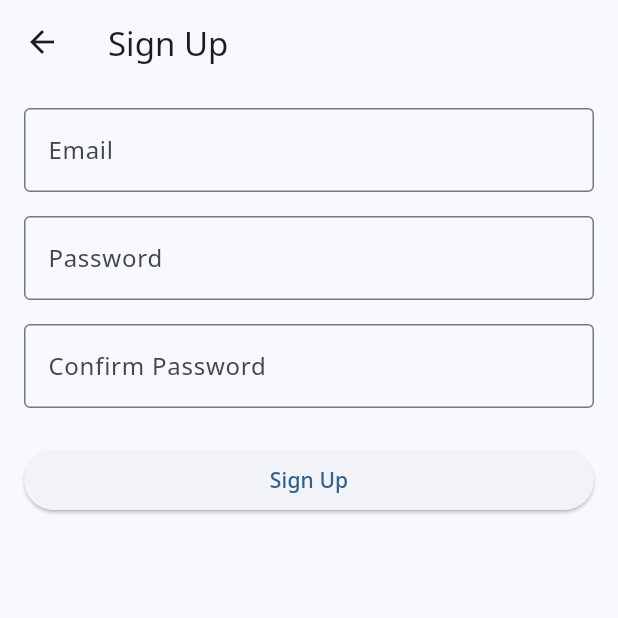
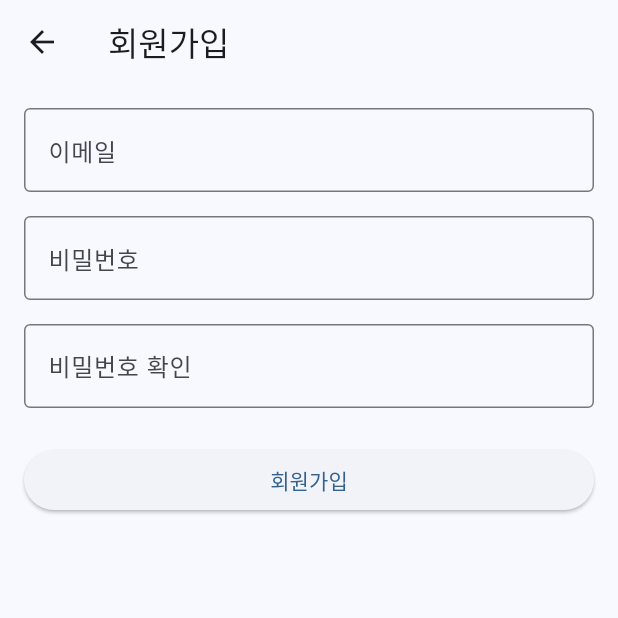
Before and after one commit to semi1204/--------------------, a Flutter app: the SignUpPage screen opened directly, on a phone screen of 412 x 824 dp, the top half of it. Run offline on Flutter 3.47's test engine with Material 3 defaults, Android fonts, the phone set to English and light mode, and no system bars; our stand-ins replace cached_network_image, cloud_firestore, dartz, firebase_auth, firebase_core, firebase_storage and 12 more; missing offline and left inert: any_animated_button, flutter_math_fork, markdown, markdown_widget; accounts and stored records are empty; statements that could not run were skipped.

Commit message:
회원가입, 로그아웃 구현함

```diff
--- a/lib/pages/login_page.dart
+++ b/lib/pages/login_page.dart
@@ -11,11 +11,12 @@ import 'package:firebase_auth/firebase_auth.dart';
 import 'dart:io' show Platform;
 import 'package:flutter_bloc/flutter_bloc.dart';
 import 'package:ionicons/ionicons.dart';
+import 'email_verification_page.dart';
 
 class LoginPage extends StatefulWidget {
   final bool isFromDrawer;
 
-  const LoginPage({Key? key, this.isFromDrawer = false}) : super(key: key);
+  const LoginPage({super.key, this.isFromDrawer = false});
 
   @override
   State<LoginPage> createState() => _LoginPageState();
@@ -65,9 +66,20 @@ class _LoginPageState extends State<LoginPage> {
         if (!mounted) return;
 
         if (user != null) {
-          Provider.of<UserProvider>(context, listen: false).setUser(user);
+          final userProvider =
+              Provider.of<UserProvider>(context, listen: false);
+          userProvider.setUser(user);
           logger.i('User ${user.email} signed in with email');
-          _navigateAfterLogin();
+
+          bool isVerified = await userProvider.isEmailVerified();
+          if (isVerified) {
+            _navigateAfterLogin();
+          } else {
+            Navigator.pushReplacement(
+              context,
+              MaterialPageRoute(builder: (context) => EmailVerificationPage()),
+            );
+          }
         }
       } on FirebaseAuthException catch (e) {
         _handleFirebaseAuthError(e);
@@ -125,15 +137,13 @@ class _LoginPageState extends State<LoginPage> {
   void _handleFirebaseAuthError(FirebaseAuthException e) {
     final logger = Provider.of<Logger>(context, listen: false);
     logger.e('Firebase Auth Error during sign in: ${e.code} - ${e.message}');
-    String errorMessage =
-        'An error occurred during sign in. Please try again later.';
+    String errorMessage = '해당 계정이 존재하지 않습니다. 이메일 또는 비밀번호를 확인해주세요.';
     switch (e.code) {
       case 'user-not-found':
-        errorMessage =
-            'No user found for that email. Please check your email or sign up.';
+        errorMessage = '해당 계정이 존재하지 않습니다. 이메일 또는 비밀번호를 확인해주세요.';
         break;
       case 'wrong-password':
-        errorMessage = 'Wrong password provided. Please try again.';
+        errorMessage = '비밀번호가 틀렸습니다. 다시 시도해주세요.';
         break;
     }
     _showErrorSnackBar(errorMessage);
@@ -142,7 +152,7 @@ class _LoginPageState extends State<LoginPage> {
   void _handleGenericError(dynamic e) {
     final logger = Provider.of<Logger>(context, listen: false);
     logger.e('Error during sign in: $e');
-    _showErrorSnackBar('An unexpected error occurred. Please try again later.');
+    _showErrorSnackBar('예기치 못한 오류가 발생했습니다. 다시 시도해주세요.');
   }
 
   void _showErrorSnackBar(String message) {
@@ -155,7 +165,7 @@ class _LoginPageState extends State<LoginPage> {
   Widget build(BuildContext context) {
     return Scaffold(
       appBar: AppBar(
-        title: const Text('Login'),
+        title: const Text('로그인'),
       ),
       body: BlocProvider(
         create: (context) => _loginButtonBloc,
@@ -193,14 +203,14 @@ class _LoginPageState extends State<LoginPage> {
     return TextFormField(
       controller: _emailController,
       decoration: InputDecoration(
-        labelText: 'Email',
+        labelText: '이메일',
         prefixIcon: const Icon(Icons.email),
         border: OutlineInputBorder(borderRadius: BorderRadius.circular(8)),
       ),
       keyboardType: TextInputType.emailAddress,
       validator: (value) {
         if (value == null || value.isEmpty) {
-          return 'Please enter your email';
+          return '이메일을 입력해주세요.';
         }
         return null;
       },
@@ -211,7 +221,7 @@ class _LoginPageState extends State<LoginPage> {
     return TextFormField(
       controller: _passwordController,
       decoration: InputDecoration(
-        labelText: 'Password',
+        labelText: '비밀번호',
         prefixIcon: const Icon(Icons.lock),
         suffixIcon: IconButton(
           icon: Icon(_isObscure ? Icons.visibility : Icons.visibility_off),
@@ -226,7 +236,7 @@ class _LoginPageState extends State<LoginPage> {
       obscureText: _isObscure,
       validator: (value) {
         if (value == null || value.isEmpty) {
-          return 'Please enter your password';
+          return '비밀번호를 입력해주세요.';
         }
         return null;
       },
@@ -237,7 +247,7 @@ class _LoginPageState extends State<LoginPage> {
     return _buildAnimatedButton(
       onTap: _handleEmailSignIn,
       icon: Icons.email,
-      label: 'Sign in with Email',
+      label: '이메일 로그인',
     );
   }
 
@@ -245,7 +255,7 @@ class _LoginPageState extends State<LoginPage> {
     return _buildAnimatedButton(
       onTap: _handleGoogleSignIn,
       icon: Ionicons.logo_google,
-      label: 'Sign in with Google',
+      label: '구글 로그인',
     );
   }
 
@@ -253,7 +263,7 @@ class _LoginPageState extends State<LoginPage> {
     return _buildAnimatedButton(
       onTap: _handleAppleSignIn,
       icon: Ionicons.logo_apple,
-      label: 'Sign in with Apple',
+      label: '애플 로그인',
     );
   }
 
@@ -265,7 +275,7 @@ class _LoginPageState extends State<LoginPage> {
           MaterialPageRoute(builder: (context) => const SignUpPage()),
         );
       },
-      child: const Text('Don\'t have an account? Sign up'),
+      child: const Text('계정이 없으신가요? 회원가입'),
     );
   }
 
--- a/lib/pages/signup_page.dart
+++ b/lib/pages/signup_page.dart
@@ -4,12 +4,13 @@ import '../providers/user_provider.dart';
 import '../services/auth_service.dart';
 import 'package:logger/logger.dart';
 import 'package:firebase_auth/firebase_auth.dart';
+import 'email_verification_page.dart';
 
 class SignUpPage extends StatefulWidget {
   const SignUpPage({super.key});
 
   @override
-  _SignUpPageState createState() => _SignUpPageState();
+  State<SignUpPage> createState() => _SignUpPageState();
 }
 
 class _SignUpPageState extends State<SignUpPage> {
@@ -29,20 +30,20 @@ class _SignUpPageState extends State<SignUpPage> {
 
   String? _validateEmail(String? value) {
     if (value == null || value.isEmpty) {
-      return 'Please enter your email';
+      return '이메일을 입력해주세요.';
     }
     if (!RegExp(r'^[\w-\.]+@([\w-]+\.)+[\w-]{2,4}$').hasMatch(value)) {
-      return 'Please enter a valid email address';
+      return '올바른 이메일 주소를 입력해주세요.';
     }
     return null;
   }
 
   String? _validatePassword(String? value) {
     if (value == null || value.isEmpty) {
-      return 'Please enter your password';
+      return '비밀번호를 입력해주세요.';
     }
     if (value.length < 6) {
-      return 'Password must be at least 6 characters long';
+      return '비밀번호는 최소 6자 이상이어야 합니다.';
     }
     return null;
   }
@@ -65,7 +66,11 @@ class _SignUpPageState extends State<SignUpPage> {
           if (!mounted) return;
           Provider.of<UserProvider>(context, listen: false).setUser(user);
           logger.i('User ${user.email} signed up successfully');
-          Navigator.pop(context);
+          Navigator.pushReplacement(
+            context,
+            MaterialPageRoute(
+                builder: (context) => const EmailVerificationPage()),
+          );
         }
       } on FirebaseAuthException catch (e) {
         logger
@@ -73,16 +78,13 @@ class _SignUpPageState extends State<SignUpPage> {
         String errorMessage;
         switch (e.code) {
           case 'email-already-in-use':
-            errorMessage =
-                'This email is already registered. Please use a different email or try logging in.';
+            errorMessage = '이미 가입된 이메일입니다. 다른 이메일을 사용하거나 로그인해주세요.';
             break;
           case 'weak-password':
-            errorMessage =
-                'The password provided is too weak. Please choose a stronger password.';
+            errorMessage = '비밀번호가 약합니다. 더 강한 비밀번호를 선택해주세요.';
             break;
           default:
-            errorMessage =
-                'An error occurred during sign up. Please try again later.';
+            errorMessage = '회원가입 중 오류가 발생했습니다. 다시 시도해주세요.';
         }
         ScaffoldMessenger.of(context).showSnackBar(
           SnackBar(content: Text(errorMessage)),
@@ -90,9 +92,7 @@ class _SignUpPageState extends State<SignUpPage> {
       } catch (e) {
         logger.e('Error during sign up: $e');
         ScaffoldMessenger.of(context).showSnackBar(
-          const SnackBar(
-              content: Text(
-                  'An unexpected error occurred. Please try again later.')),
+          const SnackBar(content: Text('회원가입 중 오류가 발생했습니다. 다시 시도해주세요.')),
         );
       } finally {
         if (mounted) {
@@ -108,7 +108,7 @@ class _SignUpPageState extends State<SignUpPage> {
   Widget build(BuildContext context) {
     return Scaffold(
       appBar: AppBar(
-        title: const Text('Sign Up'),
+        title: const Text('회원가입'),
       ),
       body: SingleChildScrollView(
         padding: const EdgeInsets.all(16.0),
@@ -120,7 +120,7 @@ class _SignUpPageState extends State<SignUpPage> {
               TextFormField(
                 controller: _emailController,
                 decoration: const InputDecoration(
-                  labelText: 'Email',
+                  labelText: '이메일',
                   border: OutlineInputBorder(),
                 ),
                 keyboardType: TextInputType.emailAddress,
@@ -130,7 +130,7 @@ class _SignUpPageState extends State<SignUpPage> {
               TextFormField(
                 controller: _passwordController,
                 decoration: const InputDecoration(
-                  labelText: 'Password',
+                  labelText: '비밀번호',
                   border: OutlineInputBorder(),
                 ),
                 obscureText: true,
@@ -140,13 +140,13 @@ class _SignUpPageState extends State<SignUpPage> {
               TextFormField(
                 controller: _confirmPasswordController,
                 decoration: const InputDecoration(
-                  labelText: 'Confirm Password',
+                  labelText: '비밀번호 확인',
                   border: OutlineInputBorder(),
                 ),
                 obscureText: true,
                 validator: (value) {
                   if (value != _passwordController.text) {
-                    return 'Passwords do not match';
+                    return '비밀번호가 일치하지 않습니다.';
                   }
                   return null;
                 },
@@ -156,7 +156,7 @@ class _SignUpPageState extends State<SignUpPage> {
                 onPressed: _isLoading ? null : _handleSignUp,
                 child: _isLoading
                     ? const CircularProgressIndicator()
-                    : const Text('Sign Up'),
+                    : const Text('회원가입'),
               ),
             ],
           ),
```
Also changed, not shown: lib/pages/email_verification_page.dart (added, +122 -0 lines), lib/pages/review_quizzes_page.dart (+25 -2 lines), lib/providers/user_provider.dart (+19 -0 lines), lib/services/auth_service.dart (+51 -1 lines), lib/utils/auth_wrapper.dart (+20 -5 lines), lib/widgets/drawer/app_drawer.dart (+63 -0 lines), lib/widgets/quiz_card.dart (+22 -0 lines), 1 other file.
